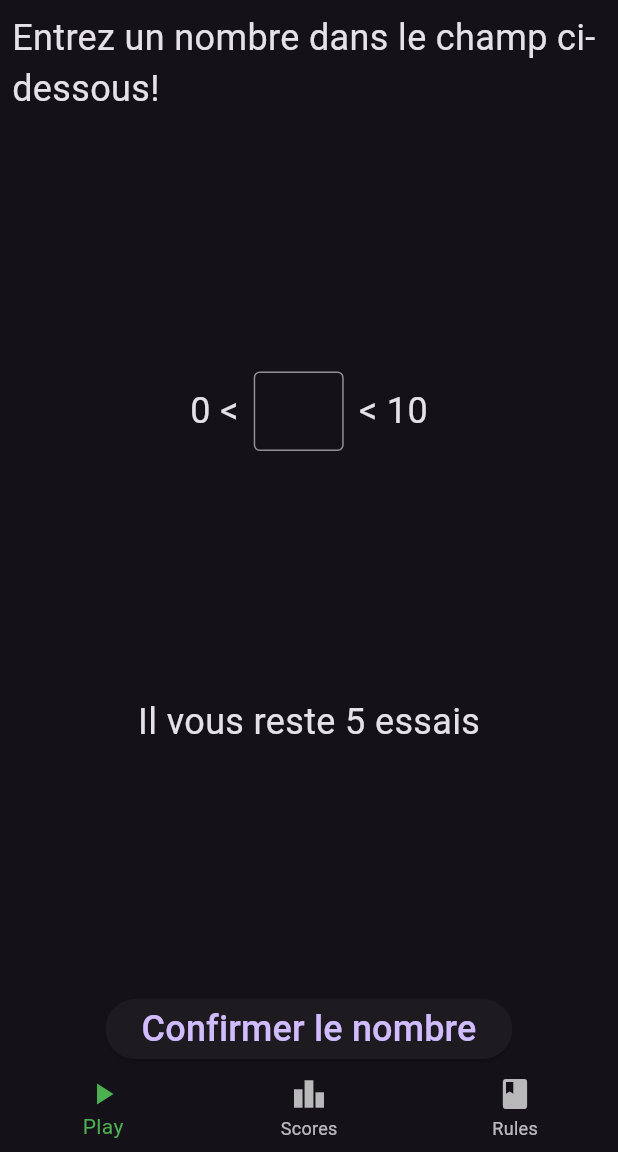
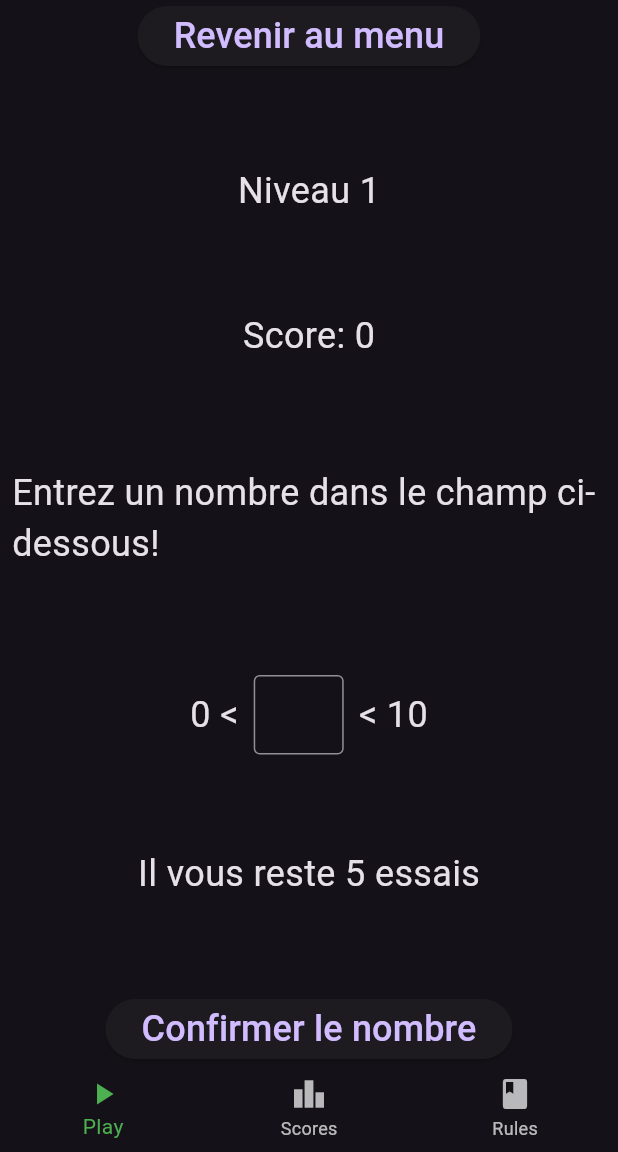
Before and after one commit to Juliette0070/jeu, a Flutter app: the screen it shows after launch, after a tap on "Jouer", on a phone screen of 412 x 824 dp, the part 84-1236 px from its top. Run offline on Flutter 3.47's test engine with Material 3 defaults, Android fonts, the light colour scheme and no system bars; our stand-ins replace google_fonts.

Commit message:
fix bugs après niveau 8 et non reset du score entre les parties

```diff
--- a/lib/modele/nombre_mystere.dart
+++ b/lib/modele/nombre_mystere.dart
@@ -7,9 +7,10 @@ class NombreMystere {
   int nbEssaisNiveau = 0;
   int niveau = 0;
   int scoreTotal = 0;
-  List<Map<String, int>> scores = [];
+  List<Map<String, String>> scores = [];
   int tentativeBasse = 0;
   int tentativeHaute = 0;
+  int valMax = 0;
   static Map<int, List<int>> niveaux = {
     1: [10, 5],
     2: [20, 6],
@@ -32,27 +33,29 @@ class NombreMystere {
     if (niveaux.containsKey(niv)){
       nbTent = niveaux[niv]![1];
       tentH = niveaux[niv]![0];
-      nbMyst = Random().nextInt(tentH);
+      nbMyst = Random().nextInt(tentH-1)+1;
     } else {
       nbTent = niv;
-      tentH = 10*2^niv;
-      nbMyst = Random().nextInt(tentH);
+      tentH = (10 * pow(2, niv)) as int;
+      nbMyst = Random().nextInt(tentH-1)+1;
     }
     nombreMystere = nbMyst;
     nbTentativesMaxNiveau = nbTent;
     niveau = niv;
     tentativeHaute = tentH;
+    valMax = tentH;
     tentativeBasse = 0;
     nbEssaisNiveau = 0;
   }
 
   void nextLevel() {
-    scoreTotal += (nbTentativesMaxNiveau - nbEssaisNiveau) * niveaux[niveau]![0];
+    scoreTotal += (nbTentativesMaxNiveau - nbEssaisNiveau) * valMax;
     niveau++;
     initNiveau(niveau);
   }
 
   void enregistrerScore() {
-    scores.add({pseudo: scoreTotal});
+    scores.add({"pseudo": pseudo, "scoreTotal": "$scoreTotal", "niveau": "$niveau"});
+    scoreTotal = 0;
   }
 }
--- a/lib/pages/game.dart
+++ b/lib/pages/game.dart
@@ -2,9 +2,11 @@ import 'package:flutter/material.dart';
 import 'package:jeu/modele/nombre_mystere.dart';
 
 class Game extends StatefulWidget {
-  const Game({super.key, required this.nm});
+  const Game({super.key, required this.nm, required this.onEndGame, required this.onLeaveGame});
 
   final NombreMystere nm;
+  final VoidCallback onEndGame;
+  final VoidCallback onLeaveGame;
 
   @override
   GameState createState() => GameState();
@@ -13,7 +15,7 @@ class Game extends StatefulWidget {
 class GameState extends State<Game> {
   String lastInput = 'Entrez un nombre dans le champ ci-dessous!';
   String currentInput = '';
-  TextEditingController _controller = TextEditingController();
+  final TextEditingController _controller = TextEditingController();
 
   @override
   Widget build(BuildContext context) {
@@ -21,6 +23,18 @@ class GameState extends State<Game> {
       body: Column(
         mainAxisAlignment: MainAxisAlignment.spaceBetween,
         children: <Widget>[
+          ElevatedButton(
+              onPressed: widget.onLeaveGame,
+              child: const Text('Revenir au menu', style: TextStyle(fontSize: 24))
+          ),
+          Text(
+            'Niveau ${widget.nm.niveau}',
+            style: const TextStyle(fontSize: 24),
+          ),
+          Text(
+            'Score: ${widget.nm.scoreTotal}',
+            style: const TextStyle(fontSize: 24),
+          ),
           Padding(
             padding: const EdgeInsets.all(8.0),
             child: Text(
@@ -82,34 +96,39 @@ class GameState extends State<Game> {
         lastInput = 'Veuillez entrer un nombre!';
         return;
       }
+      if (widget.nm.nbEssaisNiveau <= widget.nm.nbTentativesMaxNiveau) {
         int? guess = int.tryParse(currentInput);
-      if (guess == null) {
+        if (guess == null) { // pas de nombre entré
           lastInput = 'Veuillez entrer un nombre valide!';
           return;
         }
-      if (guess < widget.nm.tentativeBasse || guess > widget.nm.tentativeHaute) {
+        if (guess <= widget.nm.tentativeBasse || guess >= widget.nm.tentativeHaute) { // nombre hors des limites
           lastInput = 'Le nombre doit être compris entre ${widget.nm.tentativeBasse} et ${widget.nm.tentativeHaute}!';
           return;
         }
-      if (guess == widget.nm.nombreMystere) {
+        if (guess == widget.nm.nombreMystere) { // nombre trouvé
           lastInput = 'Bravo, vous avez trouvé le nombre mystère! C\'était bien ${widget.nm.nombreMystere}, vous avez pris ${widget.nm.nbEssaisNiveau + 1}/${widget.nm.nbTentativesMaxNiveau} essais';
           widget.nm.nextLevel();
         } else {
-        if (guess < widget.nm.nombreMystere) {
+          if (guess < widget.nm.nombreMystere) { // nombre trop petit
             if (guess > widget.nm.tentativeBasse) {
               widget.nm.tentativeBasse = guess;
             }
             lastInput = 'Le nombre mystère est plus grand que $currentInput';
           } else {
-          if (guess < widget.nm.tentativeHaute) {
+            if (guess < widget.nm.tentativeHaute) { // nombre trop grand
               widget.nm.tentativeHaute = guess;
             }
             lastInput = 'Le nombre mystère est plus petit que $currentInput';
           }
           widget.nm.nbEssaisNiveau++;
-        if (widget.nm.nbEssaisNiveau == widget.nm.nbTentativesMaxNiveau) {
+        }
+        if (widget.nm.nbEssaisNiveau >= widget.nm.nbTentativesMaxNiveau) { // plus d'essais
           lastInput = 'Vous avez perdu! Le nombre mystère était ${widget.nm.nombreMystere}';
           widget.nm.enregistrerScore();
+          Future.delayed(const Duration(seconds: 1), () {
+            widget.onEndGame();
+          });
         }
       }
       currentInput = '';
--- a/lib/pages/main_page.dart
+++ b/lib/pages/main_page.dart
@@ -27,7 +27,7 @@ class Home extends State<MainPage>{
         child = Play(nm: nm);
         break;
       case 1:
-        child = const Scores();
+        child = Scores(nm: nm);
         break;
       case 2:
         child = const Rules();
--- a/lib/pages/play.dart
+++ b/lib/pages/play.dart
@@ -8,19 +8,32 @@ class Play extends StatefulWidget {
   final NombreMystere nm;
 
   @override
-  State<Play> createState() => _PlayState();
+  State<Play> createState() => PlayState();
 }
 
-class _PlayState extends State<Play> {
+class PlayState extends State<Play> {
   static bool isGameScreenVisible = false;
-  late TextEditingController _pseudoController = TextEditingController();
+  late final TextEditingController _pseudoController = TextEditingController();
 
   @override
   Widget build(BuildContext context) {
     return isGameScreenVisible
-        ? Game(nm: widget.nm)
+        ? Game(
+            nm: widget.nm,
+            onEndGame: () {
+              setState(() {
+                isGameScreenVisible = false;
+                widget.nm.initNiveau(1);
+              });
+            },
+            onLeaveGame: () {
+              setState(() {
+                isGameScreenVisible = false;
+              });
+            },
+          )
         : WidgetLancerJeu(
-        pseudoController: _pseudoController,
+          pseudoController: _pseudoController,
           onPlayPressed: () {
             setState(() {
               widget.nm.pseudo = _pseudoController.text.isNotEmpty
@@ -51,7 +64,7 @@ class WidgetLancerJeu extends StatelessWidget {
                 mainAxisAlignment: MainAxisAlignment.center,
                 children: <Widget>[
                   Image.asset('assets/images/nombreMystere.jpg'),
-                  const Text("Page de jeu!"),
+                  const SizedBox(height: 20),
                   TextField(
                     controller: pseudoController,
                     decoration: const InputDecoration(
--- a/lib/pages/rules.dart
+++ b/lib/pages/rules.dart
@@ -34,7 +34,7 @@ class Rules extends StatelessWidget {
                     Container(
                       margin: EdgeInsets.symmetric(vertical: screenHeight * 0.05, horizontal: screenWidth * 0.05),
                       child: Text(
-                        "III - Si vous réussissez à trouver le nombre mystère, vous gagnez la partie.",
+                        "III - Si vous réussissez à trouver le nombre mystère, vous passez au niveau suivant.",
                         style: MyTheme.darkTextTheme.displayMedium,
                       ),
                     ),
--- a/lib/pages/scores.dart
+++ b/lib/pages/scores.dart
@@ -1,18 +1,37 @@
 import 'package:flutter/material.dart';
 import '../../mytheme.dart';
+import 'package:jeu/modele/nombre_mystere.dart';
 
 class Scores extends StatelessWidget {
-  const Scores({super.key});
+  const Scores({super.key, required this.nm});
+
+  final NombreMystere nm;
 
   @override
   Widget build(BuildContext context) {
     return MaterialApp(
         theme: MyTheme.dark(),
         title: "Nombre mystère",
-        home: const Scaffold(
+        home: Scaffold(
             body: Center(
-                child: Text(
-                    "Page des scores!"
+                child: Column(
+                    mainAxisAlignment: MainAxisAlignment.center,
+                    children: <Widget>[
+                      const Text(
+                          "Scores:",
+                          style: TextStyle(fontSize: 30)
+                      ),
+                      for (var score in nm.scores)
+                        Text(
+                            "${score['pseudo']} : ${score['scoreTotal']} (lvl ${score['niveau']})",
+                            style: const TextStyle(fontSize: 24)
+                        ),
+                      if (nm.scores.isEmpty)
+                        const Text(
+                            "Aucun score pour le moment",
+                            style: TextStyle(fontSize: 24)
+                        )
+                    ]
                 )
             )
         )
```
Also changed, not shown: pubspec.lock. Lines whose indentation alone changed are shown as unchanged.
